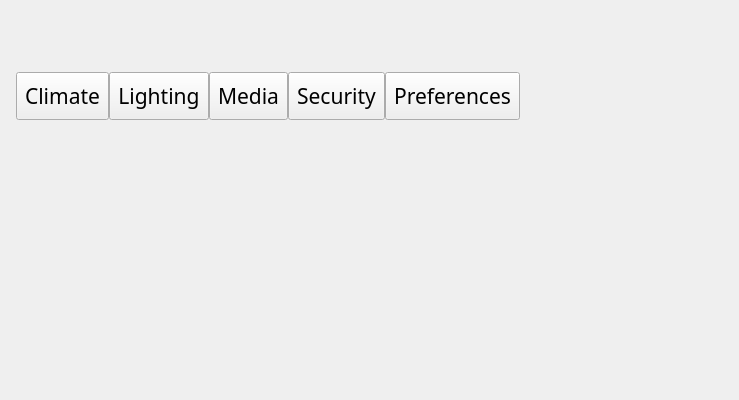
Above: settingsscreen.ui from linux4sam/home-automation before the change. Below: the same form after it.
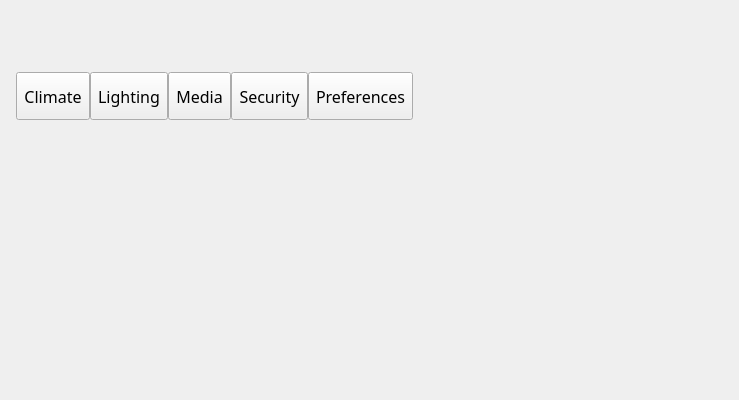
That is the form after the change. Custom widgets are drawn as their Qt base class.

Commit message: fix font sizes on some screens to fit display size

The edit to the form file:
```diff
--- a/settingsscreen.ui
+++ b/settingsscreen.ui
@@ -99,7 +99,7 @@
             <property name="font">
              <font>
               <family>Sans Serif</family>
-              <pointsize>16</pointsize>
+              <pointsize>12</pointsize>
               <weight>50</weight>
               <bold>false</bold>
              </font>
@@ -135,7 +135,7 @@
             <property name="font">
              <font>
               <family>Sans Serif</family>
-              <pointsize>16</pointsize>
+              <pointsize>12</pointsize>
               <weight>50</weight>
               <bold>false</bold>
              </font>
@@ -171,7 +171,7 @@
             <property name="font">
              <font>
               <family>Sans Serif</family>
-              <pointsize>16</pointsize>
+              <pointsize>12</pointsize>
               <weight>50</weight>
               <bold>false</bold>
              </font>
@@ -207,7 +207,7 @@
             <property name="font">
              <font>
               <family>Sans Serif</family>
-              <pointsize>16</pointsize>
+              <pointsize>12</pointsize>
               <weight>50</weight>
               <bold>false</bold>
              </font>
@@ -243,7 +243,7 @@
             <property name="font">
              <font>
               <family>Sans Serif</family>
-              <pointsize>16</pointsize>
+              <pointsize>12</pointsize>
               <weight>50</weight>
               <bold>false</bold>
              </font>
```
The commit also changes 2 other files.
